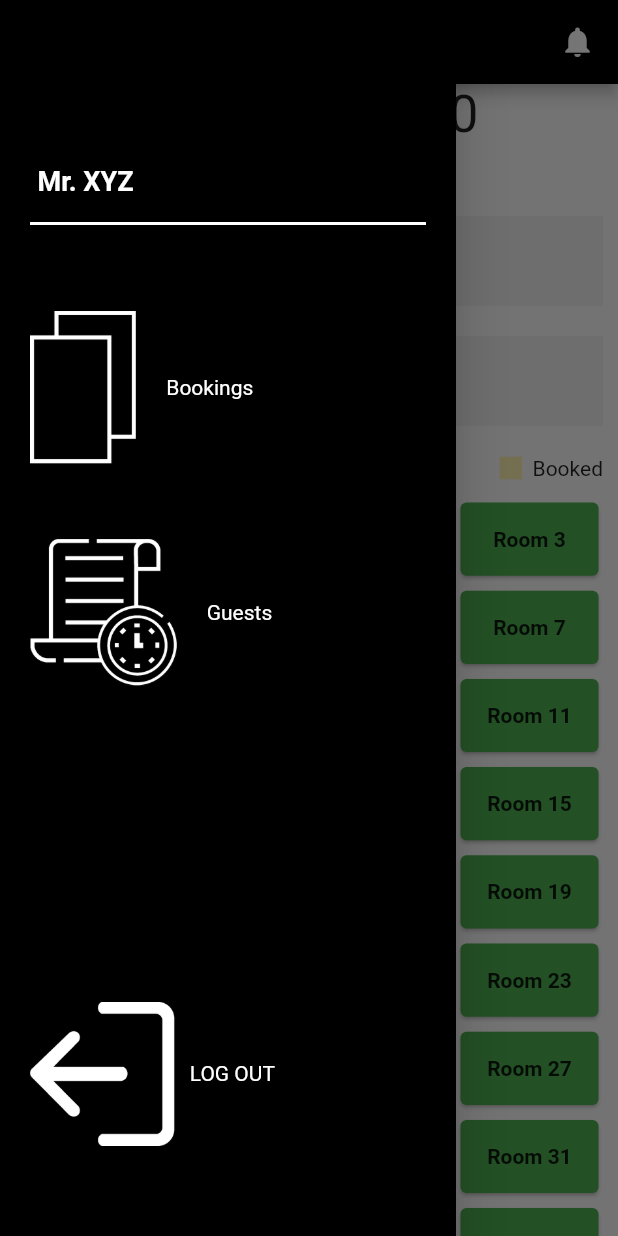
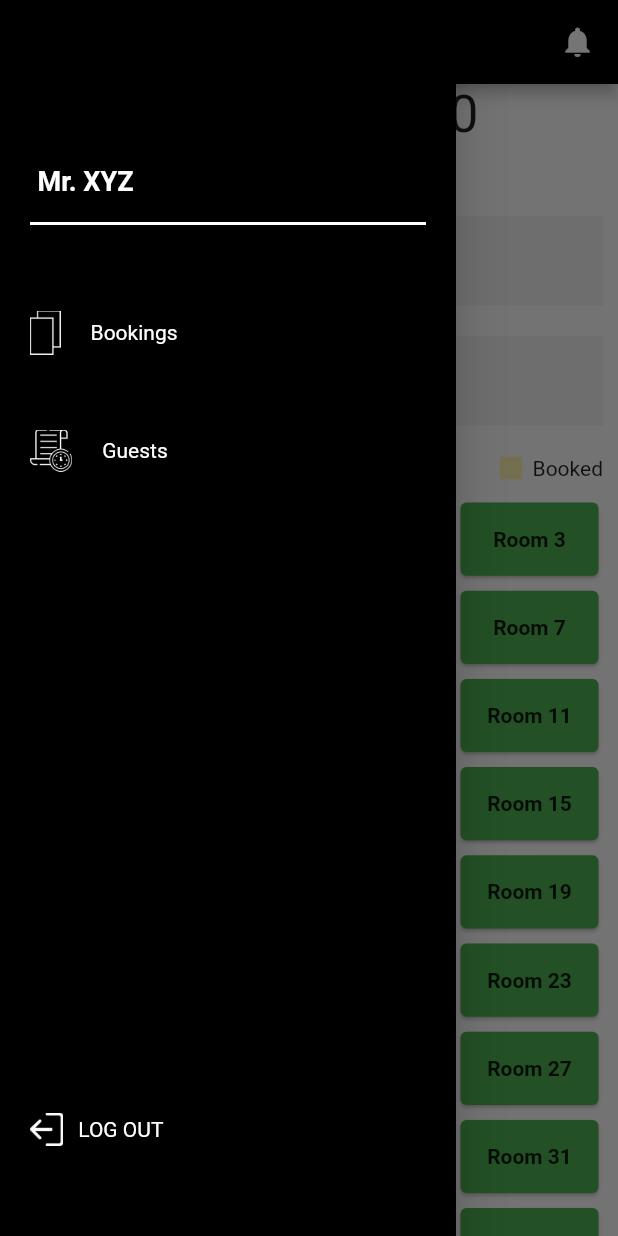
Before and after one commit to VertexAlien/STAYEGY_HOST, a Flutter app: the HomePage screen opened directly, with the side drawer open, on a phone screen of 412 x 824 dp. Run offline on Flutter 3.47's test engine with Material 2 defaults, Android fonts, the phone set to English and light mode, and no system bars; our stand-ins replace bloc, carousel_slider, cloud_firestore, equatable, firebase_auth, firebase_core and 6 more; accounts and stored records are empty; Roboto replaces fonts that are missing (Staatliches).

Commit message:
Image scaled in drawer

```diff
--- a/lib/UI/appdrawer.dart
+++ b/lib/UI/appdrawer.dart
@@ -36,6 +36,7 @@ class appdrawer extends StatelessWidget {
                 drawer_data(
                   imagePath: 'images/booking_icon.png',
                   textData: 'Bookings',
+                  scale: 8,
                   onTap: () {
                     Navigator.push(context,
                         CupertinoPageRoute(builder: (_) => BookingPage()));
@@ -44,6 +45,7 @@ class appdrawer extends StatelessWidget {
                 drawer_data(
                   imagePath: 'images/guest_icon.png',
                   textData: 'Guests',
+                  scale: 8,
                   onTap: () {
                     Navigator.push(context,
                         CupertinoPageRoute(builder: (_) => GuestsPage()));
@@ -56,6 +58,7 @@ class appdrawer extends StatelessWidget {
               child: drawer_data(
                 imagePath: 'images/logout_icon.png',
                 textData: 'LOG OUT',
+                scale: 10,
                 width: 10,
                 onTap: () {
                   BlocProvider.of<AuthenticationBloc>(context).add(LoggedOut());
--- a/lib/container/drawer_Data.dart
+++ b/lib/container/drawer_Data.dart
@@ -6,12 +6,14 @@ class drawer_data extends StatelessWidget {
       {@required this.imagePath,
       @required this.textData,
       @required this.onTap,
-      this.width});
+      this.width,
+      this.scale});
 
   final String imagePath;
   final String textData;
   final GestureTapCallback onTap;
   double width;
+  double scale = 2.3;
 
   @override
   Widget build(BuildContext context) {
@@ -23,7 +25,7 @@ class drawer_data extends StatelessWidget {
           children: <Widget>[
             Image.asset(
               imagePath,
-              scale: 2.3,
+              scale: scale,
             ),
             SizedBox(
               width: width == null ? width = 20 : width,
```
